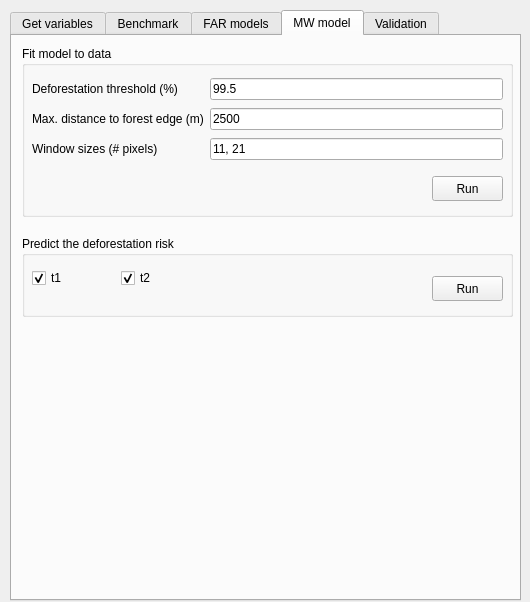
Qt form deforisk_plugin_dialog_base.ui (ghislainv/deforisk-qgis-plugin) before a commit.
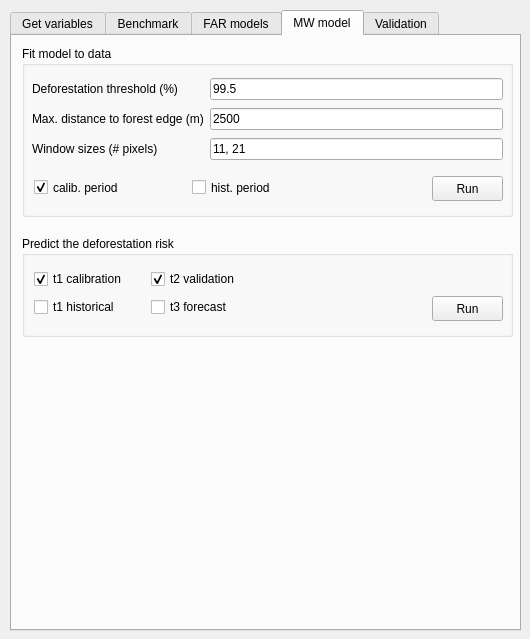
The same form after that commit. The open tabs and pages were chosen to show the change.

Commit message: Add historical period for MW model

What changed in the file:
```diff
--- a/deforisk_plugin_dialog_base.ui
+++ b/deforisk_plugin_dialog_base.ui
@@ -7,7 +7,7 @@
     <x>0</x>
     <y>0</y>
     <width>530</width>
-    <height>602</height>
+    <height>639</height>
    </rect>
   </property>
   <property name="windowTitle">
@@ -19,7 +19,7 @@
      <x>10</x>
      <y>10</y>
      <width>511</width>
-     <height>591</height>
+     <height>621</height>
     </rect>
    </property>
    <property name="currentIndex">
@@ -1015,7 +1015,7 @@
        <x>10</x>
        <y>200</y>
        <width>491</width>
-       <height>81</height>
+       <height>101</height>
       </rect>
      </property>
      <property name="title">
@@ -1025,7 +1025,7 @@
       <property name="geometry">
        <rect>
         <x>410</x>
-        <y>40</y>
+        <y>60</y>
         <width>71</width>
         <height>25</height>
        </rect>
@@ -1034,20 +1034,20 @@
        <string>Run</string>
       </property>
      </widget>
-     <widget class="QWidget" name="layoutWidget">
+     <widget class="QWidget" name="">
       <property name="geometry">
        <rect>
-        <x>10</x>
-        <y>30</y>
-        <width>171</width>
-        <height>25</height>
+        <x>12</x>
+        <y>31</y>
+        <width>227</width>
+        <height>54</height>
        </rect>
       </property>
-      <layout class="QGridLayout" name="gridLayout_9">
+      <layout class="QGridLayout" name="gridLayout_8">
        <item row="0" column="0">
         <widget class="QCheckBox" name="pred_mw_t1">
          <property name="text">
-          <string>t1</string>
+          <string>t1 calibration</string>
          </property>
          <property name="checked">
           <bool>true</bool>
@@ -1060,7 +1060,7 @@
        <item row="0" column="1">
         <widget class="QCheckBox" name="pred_mw_t2">
          <property name="text">
-          <string>t2</string>
+          <string>t2 validation</string>
          </property>
          <property name="checked">
           <bool>true</bool>
@@ -1070,9 +1070,76 @@
          </property>
         </widget>
        </item>
+       <item row="1" column="0">
+        <widget class="QCheckBox" name="pred_mw_hist_t1">
+         <property name="text">
+          <string>t1 historical</string>
+         </property>
+         <property name="checked">
+          <bool>false</bool>
+         </property>
+         <property name="tristate">
+          <bool>false</bool>
+         </property>
+        </widget>
+       </item>
+       <item row="1" column="1">
+        <widget class="QCheckBox" name="pred_mw_forecast_t3">
+         <property name="text">
+          <string>t3 forecast</string>
+         </property>
+         <property name="checked">
+          <bool>false</bool>
+         </property>
+         <property name="tristate">
+          <bool>false</bool>
+         </property>
+        </widget>
+       </item>
       </layout>
      </widget>
     </widget>
+    <widget class="QCheckBox" name="mod_mw_calib">
+     <property name="geometry">
+      <rect>
+       <x>22</x>
+       <y>140</y>
+       <width>152</width>
+       <height>23</height>
+      </rect>
+     </property>
+     <property name="text">
+      <string>calib. period</string>
+     </property>
+     <property name="checked">
+      <bool>true</bool>
+     </property>
+     <property name="tristate">
+      <bool>false</bool>
+     </property>
+    </widget>
+    <widget class="QCheckBox" name="mod_mw_hist">
+     <property name="enabled">
+      <bool>true</bool>
+     </property>
+     <property name="geometry">
+      <rect>
+       <x>180</x>
+       <y>140</y>
+       <width>151</width>
+       <height>23</height>
+      </rect>
+     </property>
+     <property name="text">
+      <string>hist. period</string>
+     </property>
+     <property name="checked">
+      <bool>false</bool>
+     </property>
+     <property name="tristate">
+      <bool>false</bool>
+     </property>
+    </widget>
    </widget>
    <widget class="QWidget" name="tab_validate">
     <attribute name="title">
```
Left out of the diff: 16 changed lines with no effect on the pictures. The commit also changes 2 other files.
